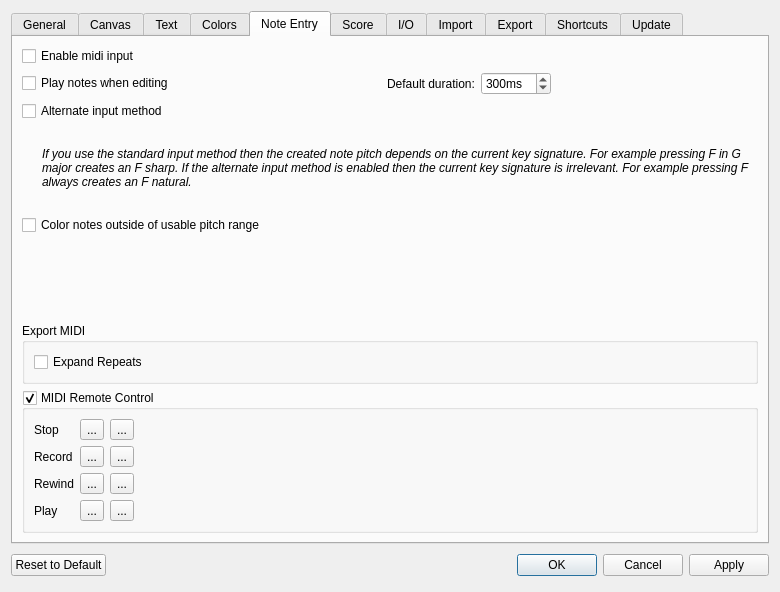
Old version of the form mscore/mscore/prefsdialog.ui in the repository musescore/musescore-old.
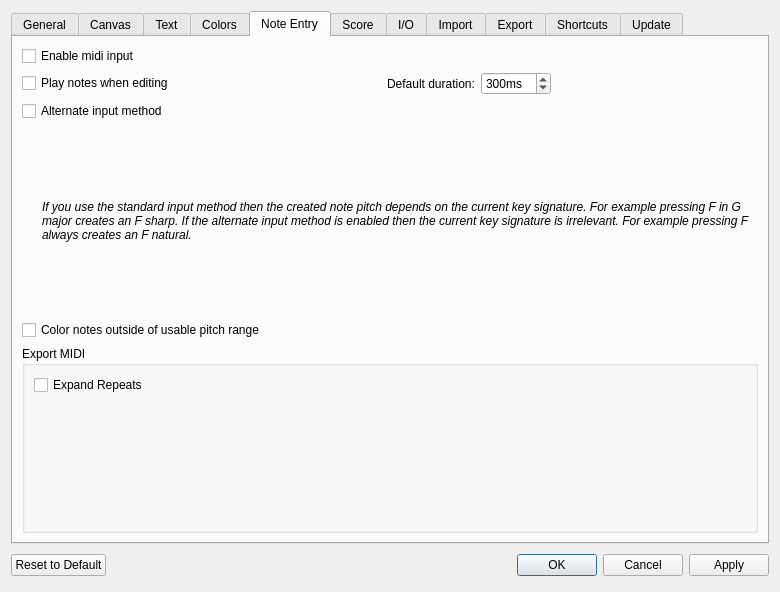
New version of the form. The open tabs and pages were chosen to show the change. Icons and pictures are not drawn. Custom widgets are drawn as their Qt base class.

Commit message: removed gui elements for "midi remote control"

The edit to the form file:
```diff
--- a/mscore/mscore/prefsdialog.ui
+++ b/mscore/mscore/prefsdialog.ui
@@ -1191,19 +1191,6 @@
          </property>
         </widget>
        </item>
-       <item>
-        <spacer>
-         <property name="orientation">
-          <enum>Qt::Vertical</enum>
-         </property>
-         <property name="sizeHint" stdset="0">
-          <size>
-           <width>20</width>
-           <height>40</height>
-          </size>
-         </property>
-        </spacer>
-       </item>
        <item>
         <widget class="QGroupBox" name="groupBox_8">
          <property name="sizePolicy">
@@ -1226,151 +1213,19 @@
             </property>
            </widget>
           </item>
-         </layout>
-        </widget>
-       </item>
-       <item>
-        <widget class="QGroupBox" name="rcGroup">
-         <property name="toolTip">
-          <string>enable midi remote control</string>
-         </property>
-         <property name="title">
-          <string>MIDI Remote Control</string>
-         </property>
-         <property name="flat">
-          <bool>true</bool>
-         </property>
-         <property name="checkable">
-          <bool>true</bool>
-         </property>
-         <layout class="QGridLayout">
-          <property name="margin">
-           <number>9</number>
-          </property>
-          <property name="spacing">
-           <number>6</number>
-          </property>
-          <item row="0" column="0">
-           <widget class="QLabel" name="label_16">
-            <property name="text">
-             <string>Stop</string>
-            </property>
-           </widget>
-          </item>
-          <item row="0" column="1">
-           <widget class="GreendotButton" name="stopActive">
-            <property name="toolTip">
-             <string>is active</string>
-            </property>
-            <property name="text">
-             <string>...</string>
-            </property>
-           </widget>
-          </item>
-          <item row="0" column="2">
-           <widget class="RecordButton" name="recordStop">
-            <property name="toolTip">
-             <string>record</string>
-            </property>
-            <property name="text">
-             <string>...</string>
-            </property>
-           </widget>
-          </item>
-          <item row="0" column="3">
-           <spacer>
+          <item>
+           <spacer name="verticalSpacer_6">
             <property name="orientation">
-             <enum>Qt::Horizontal</enum>
+             <enum>Qt::Vertical</enum>
             </property>
             <property name="sizeHint" stdset="0">
              <size>
-              <width>40</width>
-              <height>20</height>
+              <width>20</width>
+              <height>40</height>
              </size>
             </property>
            </spacer>
           </item>
-          <item row="1" column="0">
-           <widget class="QLabel" name="label_14">
-            <property name="text">
-             <string>Record</string>
-            </property>
-           </widget>
-          </item>
-          <item row="1" column="1">
-           <widget class="GreendotButton" name="recordActive">
-            <property name="toolTip">
-             <string>is active</string>
-            </property>
-            <property name="text">
-             <string>...</string>
-            </property>
-           </widget>
-          </item>
-          <item row="1" column="2">
-           <widget class="RecordButton" name="recordRecord">
-            <property name="toolTip">
-             <string>record</string>
-            </property>
-            <property name="text">
-             <string>...</string>
-            </property>
-           </widget>
-          </item>
-          <item row="2" column="0">
-           <widget class="QLabel" name="label_15">
-            <property name="text">
-             <string>Rewind</string>
-            </property>
-           </widget>
-          </item>
-          <item row="2" column="1">
-           <widget class="GreendotButton" name="rewindActive">
-            <property name="toolTip">
-             <string>is active</string>
-            </property>
-            <property name="text">
-             <string>...</string>
-            </property>
-           </widget>
-          </item>
-          <item row="2" column="2">
-           <widget class="RecordButton" name="recordRewind">
-            <property name="toolTip">
-             <string>record</string>
-            </property>
-            <property name="text">
-             <string>...</string>
-            </property>
-           </widget>
-          </item>
-          <item row="3" column="0">
-           <widget class="QLabel" name="label_20">
-            <property name="text">
-             <string>Play</string>
-            </property>
-           </widget>
-          </item>
-          <item row="3" column="1">
-           <widget class="GreendotButton" name="playActive">
-            <property name="toolTip">
-             <string>is active</string>
-            </property>
-            <property name="text">
-             <string>...</string>
-            </property>
-           </widget>
-          </item>
-          <item row="3" column="2">
-           <widget class="RecordButton" name="recordPlay">
-            <property name="toolTip">
-             <string>record</string>
-            </property>
-            <property name="text">
-             <string>...</string>
-            </property>
-           </widget>
-          </item>
          </layout>
         </widget>
        </item>
@@ -2402,16 +2257,6 @@
    <header>awl/colorlabel.h</header>
    <container>1</container>
   </customwidget>
-  <customwidget>
-   <class>GreendotButton</class>
-   <extends>QToolButton</extends>
-   <header>greendotbutton.h</header>
-  </customwidget>
-  <customwidget>
-   <class>RecordButton</class>
-   <extends>QToolButton</extends>
-   <header>recordbutton.h</header>
-  </customwidget>
  </customwidgets>
  <resources>
   <include location="mscore.qrc"/>
```
The commit also changes 1 other file.
